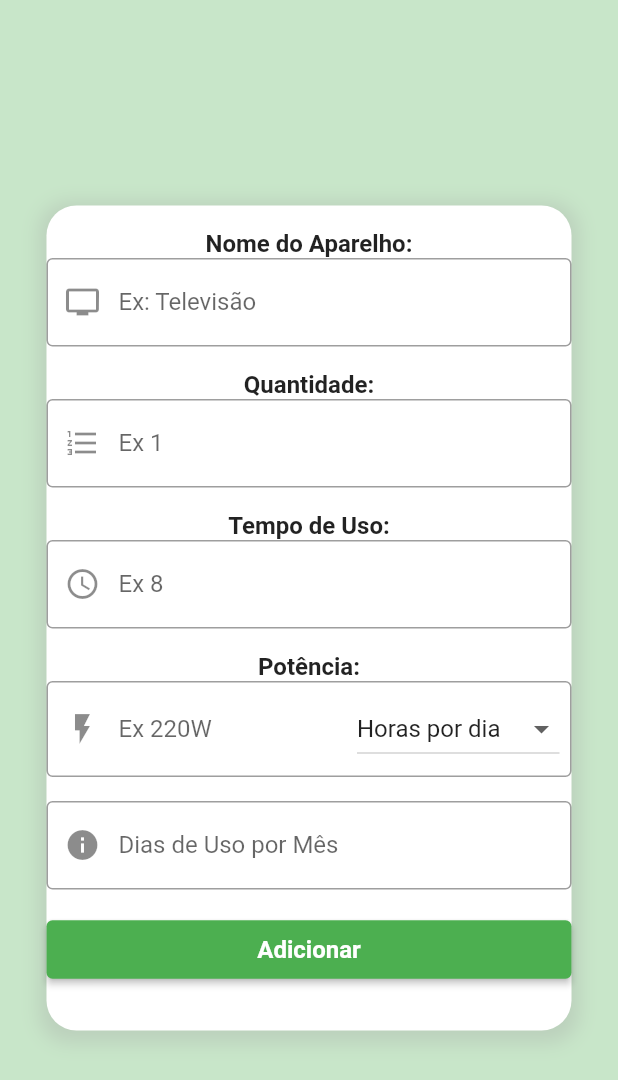
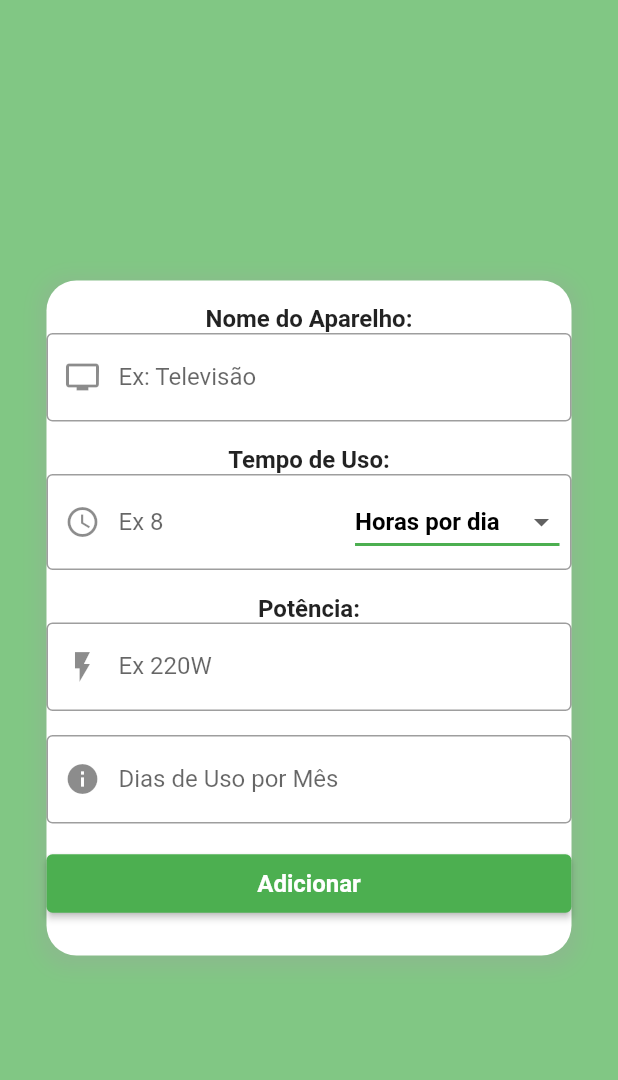
Before and after one commit to LuisHenriqueDC301/Projeto_Integrador, a Flutter app: the HomeScreen screen opened by its route, after a tap on "Sala", on a phone screen of 412 x 824 dp. Shown: the top 1080 px of the screen. Run offline on Flutter 3.47's test engine with Material 2 defaults, Android fonts, the phone set to English and light mode, and no system bars; our stand-ins replace concentric_transition, firebase_auth, firebase_core, font_awesome_flutter, google_fonts and 2 more; missing offline and left inert: dart:ffi; accounts and stored records are empty; generated files the repository leaves out were written again.

Commit message:
logica da calculadora

```diff
--- a/flutter_application_1/lib/main.dart
+++ b/flutter_application_1/lib/main.dart
@@ -67,7 +67,7 @@ class MyApp extends StatelessWidget {
         "comodos": (context) => HomeScreen(),
         "loginTeste": (context) => LoginTeste(),
         "aparelhos": (context) => AparelhoForm(),
-        "Auth":(context) => SignInPage2(),
+        "Auth": (context) => SignInPage2(),
       },
     );
   }
@@ -87,7 +87,7 @@ class RoteadorTela extends StatelessWidget {
             return HomePage(); //HomePage();
           } else {
             print("VAMO PRO CARROSEL");
-            return  SignInPage2();
+            return SignInPage2();
           }
         });
   }
--- a/flutter_application_1/lib/models/models.dart
+++ b/flutter_application_1/lib/models/models.dart
@@ -4,9 +4,13 @@ class Eletronicos {
   int potencia;
   int tempoUso;
   int diasUso;
-  int quantidade;
-
-  Eletronicos({this.id = 0, required this.nome, required this.potencia, required this.tempoUso, required this.diasUso, required this.quantidade});
+  Eletronicos({
+    this.id = 0,
+    required this.nome,
+    required this.potencia,
+    required this.tempoUso,
+    required this.diasUso,
+  });
 }
 
 class ComodosEletronicos {
@@ -21,5 +25,6 @@ class ComodoEletronico {
   int comodoId;
   int eletronicoId;
 
-  ComodoEletronico({this.id = 0, required this.comodoId, required this.eletronicoId});
+  ComodoEletronico(
+      {this.id = 0, required this.comodoId, required this.eletronicoId});
 }
--- a/flutter_application_1/lib/pages/Aparelho.dart
+++ b/flutter_application_1/lib/pages/Aparelho.dart
@@ -13,7 +13,7 @@ class _AparelhoFormState extends State<AparelhoForm> {
     final bool isSmallScreen = MediaQuery.of(context).size.width < 600;
 
     return Scaffold(
-      backgroundColor: Colors.green[100],
+      backgroundColor: Colors.green[300],
       body: Center(
         child: isSmallScreen
             ? Column(
@@ -47,7 +47,6 @@ class _FormContent extends StatefulWidget {
 
 class __FormContentState extends State<_FormContent> {
   TextEditingController nomeController = TextEditingController();
-  TextEditingController quantidadeController = TextEditingController();
   TextEditingController tempoUsoController = TextEditingController();
   TextEditingController potenciaController = TextEditingController();
   TextEditingController diasUsoController = TextEditingController();
@@ -66,7 +65,7 @@ class __FormContentState extends State<_FormContent> {
       reverse: false,
       child: Container(
         width: 350,
-        height: 550,
+        height: 450,
         decoration: BoxDecoration(
           color: Colors.white,
           borderRadius: BorderRadius.circular(20.0),
@@ -111,30 +110,6 @@ class __FormContentState extends State<_FormContent> {
                 ),
                 _gap(),
                 Text(
-                  "Quantidade:",
-                  style: TextStyle(
-                    fontWeight: FontWeight.bold,
-                    fontSize: 16,
-                  ),
-                ),
-                TextFormField(
-                  controller: quantidadeController,
-                  validator: (value) {
-                    if (value == null || value.isEmpty) {
-                      return 'Por favor, insira a quantidade';
-                    }
-                    return null;
-                  },
-                  decoration: InputDecoration(
-                    labelText: 'Ex 1',
-                    hintText: 'Insira a quantidade',
-                    prefixIcon: Icon(Icons.format_list_numbered),
-                    border: OutlineInputBorder(),
-                  ),
-                  inputFormatters: [_numberInputFormatter],
-                ),
-                _gap(),
-                Text(
                   "Tempo de Uso:",
                   style: TextStyle(
                     fontWeight: FontWeight.bold,
@@ -154,6 +129,33 @@ class __FormContentState extends State<_FormContent> {
                     hintText: 'Insira o tempo de uso',
                     prefixIcon: Icon(Icons.access_time),
                     border: OutlineInputBorder(),
+                    suffixIcon: Padding(
+                      padding: const EdgeInsets.all(8.0),
+                      child: DropdownButton<String>(
+                        style: TextStyle(
+                          color: Colors.black, // Cor do texto selecionado
+                          fontSize: 16,
+                          fontWeight: FontWeight.bold,
+                        ),
+                        underline: Container(
+                          height: 2,
+                          color: Colors.green, // Cor da linha abaixo do botão
+                        ),
+                        value: selectedTimeUnit,
+                        onChanged: (String? newValue) {
+                          setState(() {
+                            selectedTimeUnit = newValue!;
+                          });
+                        },
+                        items: <String>['Horas por dia', 'Minutos por dia']
+                            .map<DropdownMenuItem<String>>((String value) {
+                          return DropdownMenuItem<String>(
+                            value: value,
+                            child: Text(value),
+                          );
+                        }).toList(),
+                      ),
+                    ),
                   ),
                   inputFormatters: [_numberInputFormatter],
                 ),
@@ -182,26 +184,6 @@ class __FormContentState extends State<_FormContent> {
                           hintText: 'Insira a potência',
                           prefixIcon: Icon(Icons.flash_on),
                           border: OutlineInputBorder(),
-                          suffixIcon: Padding(
-                            padding: const EdgeInsets.all(8.0),
-                            child: DropdownButton<String>(
-                              value: selectedTimeUnit,
-                              onChanged: (String? newValue) {
-                                setState(() {
-                                  selectedTimeUnit = newValue!;
-                                });
-                              },
-                              items: <String>[
-                                'Horas por dia',
-                                'Minutos por dia'
-                              ].map<DropdownMenuItem<String>>((String value) {
-                                return DropdownMenuItem<String>(
-                                  value: value,
-                                  child: Text(value),
-                                );
-                              }).toList(),
-                            ),
-                          ),
                         ),
                       ),
                     ),
@@ -252,10 +234,9 @@ class __FormContentState extends State<_FormContent> {
                             potencia: int.parse(potenciaController.text),
                             tempoUso: int.parse(tempoUsoController.text),
                             diasUso: int.parse(diasUsoController.text),
-                            quantidade: int.parse(quantidadeController.text),
                           ));
                         });
-                       Navigator.pushNamed(context, "comodos");
+                        Navigator.pushNamed(context, "comodos");
                       }
                     },
                   ),
--- a/flutter_application_1/lib/pages/comodos.dart
+++ b/flutter_application_1/lib/pages/comodos.dart
@@ -1,23 +1,43 @@
 import 'package:flutter/material.dart';
 import 'package:flutter_application_1/main.dart';
-import 'package:flutter_application_1/models/dbhelper.dart';
 import 'package:flutter_application_1/models/models.dart';
-
 
 class HomeScreen extends StatefulWidget {
   @override
   State<HomeScreen> createState() => _HomeScreenState();
-
 }
 
 class _HomeScreenState extends State<HomeScreen> {
-   bool _loading = true;
+  bool _loading = true;
   late List<Eletronicos> eletronicos = [];
-
 
   @override
   Widget build(BuildContext context) {
+    double calcularConsumo(String comodo) {
+      double consumoTotal = 0.0; // Inicializa o consumo total como zero
 
+      // Verifica se o cômodo existe na lista de eletrônicos por comodo
+      if (eletronicosPorComodo.containsKey(comodo)) {
+        // Obtém a lista de eletrônicos para o cômodo
+        List<Eletronicos> eletronicosNoComodo = eletronicosPorComodo[comodo]!;
+
+        // Itera sobre a lista de eletrônicos no cômodo e calcula o consumo
+        for (Eletronicos eletronico in eletronicosNoComodo) {
+          double consumoAparelho = (eletronico.potencia *
+                  eletronico.tempoUso *
+                  eletronico.diasUso) /
+              1000; // O resultado é em kW, dividido por 1000 para converter para W
+          consumoTotal += consumoAparelho;
+        }
+      }
+
+      return consumoTotal;
+    }
+
+    double calcularValorConsumo(double consumoKwh, double custoKwh) {
+      double valorConsumo = consumoKwh * custoKwh;
+      return valorConsumo;
+    }
 
     return Scaffold(
       appBar: AppBar(
@@ -31,8 +51,9 @@ class _HomeScreenState extends State<HomeScreen> {
             ComodoListItem(
               nome: 'Sala',
               equipamentos: eletronicosPorComodo["Sala"]!.length,
-              consumo: '300W',
-              valorConsumo: '\$0.30',
+              consumo: calcularConsumo("Sala").toStringAsFixed(0),
+              valorConsumo: calcularValorConsumo(calcularConsumo("Sala"), 0.656)
+                  .toStringAsFixed(2),
               icone: Icons.tv,
             ),
             ComodoListItem(
@@ -68,9 +89,7 @@ class _HomeScreenState extends State<HomeScreen> {
       ),
       floatingActionButton: FloatingActionButton(
         onPressed: () {
-
           // Aqui você pode adicionar a lógica para adicionar um novo cômodo
-
         },
         child: Icon(Icons.add),
         backgroundColor: Colors.green,
@@ -102,18 +121,14 @@ class ComodoListItem extends StatefulWidget {
     required this.icone,
   });
 
-
   @override
   State<ComodoListItem> createState() => _ComodoListItemState();
-
 }
 
 class _ComodoListItemState extends State<ComodoListItem> {
-    List<ComodosEletronicos> comodos = [];
+  List<ComodosEletronicos> comodos = [];
 
   bool _loading = true;
-
-
 
   @override
   Widget build(BuildContext context) {
@@ -139,7 +154,7 @@ class _ComodoListItemState extends State<ComodoListItem> {
               style: TextStyle(fontSize: 16.0, color: Colors.black),
             ),
             Text(
-              'Consumo: ${widget.consumo}',
+              'Consumo: ${widget.consumo}W/h',
               style: TextStyle(fontSize: 16.0, color: Colors.black),
             ),
             Text(
@@ -149,10 +164,7 @@ class _ComodoListItemState extends State<ComodoListItem> {
           ],
         ),
         onTap: () {
-          Navigator.pushNamed(
-            context,
-            "aparelhos", arguments: widget.nome
-          );
+          Navigator.pushNamed(context, "aparelhos", arguments: widget.nome);
 
           print(comodos);
           print('Cômodo: ${widget.nome}');
```
Also changed, not shown: flutter_application_1/lib/models/dbhelper.dart (deleted, +0 -136 lines).
